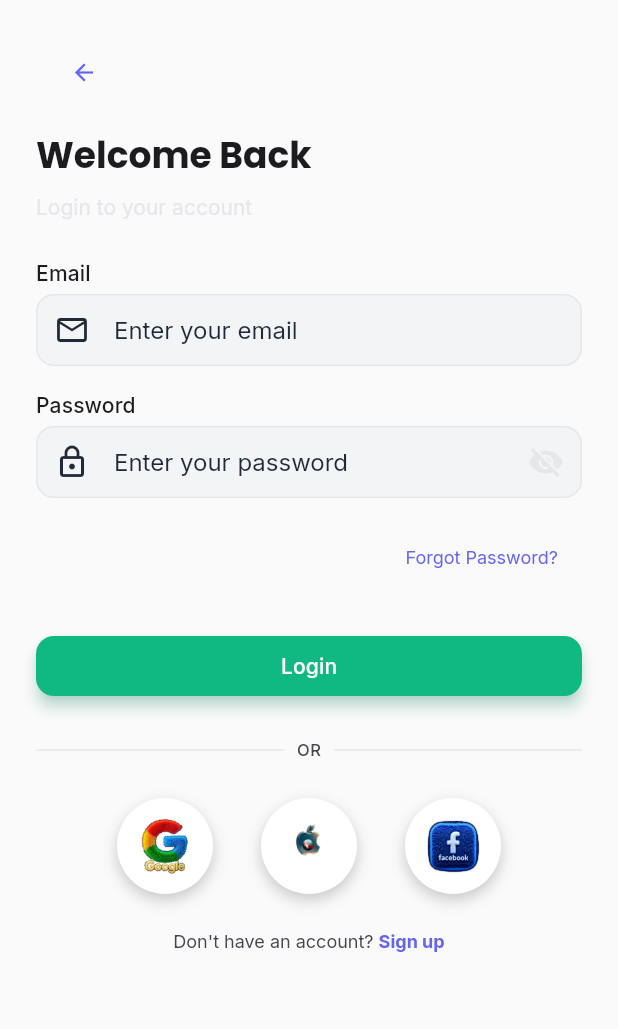
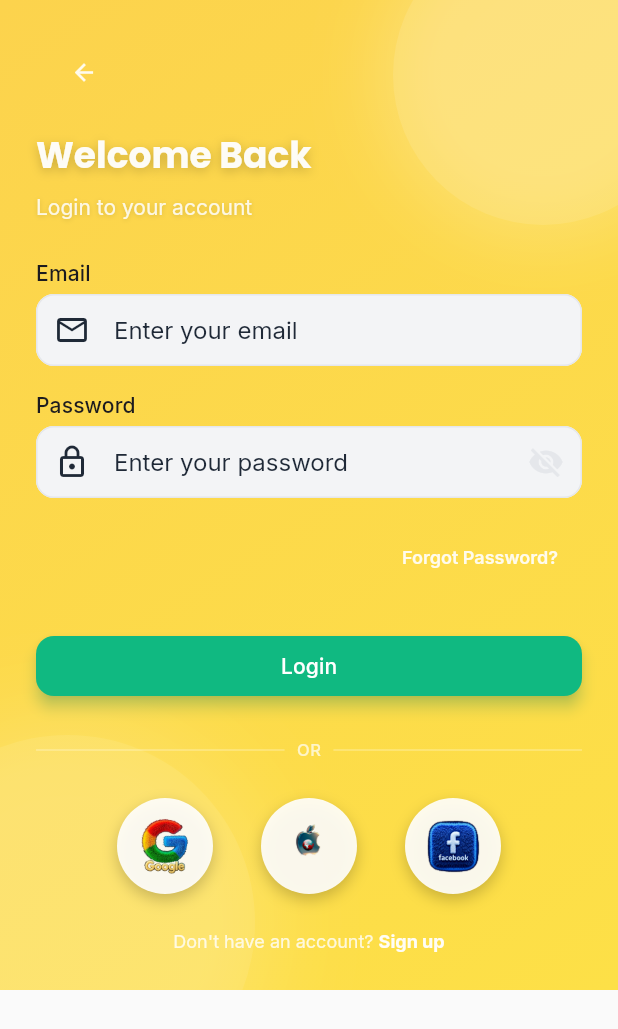
Before and after one commit to kurdostkozer-bit/full-stack-jobmap-flutter, a Flutter app: the screen it shows after launch, on a phone screen of 412 x 824 dp. Shown: the top 1029 px of the screen. Run offline on Flutter 3.47's test engine with Material 3 defaults, Android fonts, the phone set to English and light mode, and no system bars; our stand-ins replace bloc, dio, equatable, firebase_auth, firebase_core, flutter_bloc and 10 more; accounts and stored records are empty.

Commit message:
feat: Apply glass yellow glassmorphism background to login screen

```diff
--- a/lib/features/auth/presentation/screens/login_screen.dart
+++ b/lib/features/auth/presentation/screens/login_screen.dart
@@ -84,7 +84,60 @@ class _LoginScreenState extends State<LoginScreen> {
         }
       },
       child: Scaffold(
-        body: SafeArea(
+        body: Container(
+          decoration: BoxDecoration(
+            gradient: LinearGradient(
+              begin: Alignment.topLeft,
+              end: Alignment.bottomRight,
+              colors: [
+                const Color(0xFFFCD34D), // Glass Yellow
+                const Color(0xFFFDE047), // Glass Yellow Light
+              ],
+            ),
+          ),
+          child: Stack(
+            children: [
+              // Glassmorphism background elements
+              Positioned(
+                top: -50,
+                right: -50,
+                child: Container(
+                  width: 200,
+                  height: 200,
+                  decoration: BoxDecoration(
+                    shape: BoxShape.circle,
+                    color: Colors.white.withValues(alpha: 0.1),
+                    boxShadow: [
+                      BoxShadow(
+                        color: Colors.white.withValues(alpha: 0.2),
+                        blurRadius: 40,
+                        spreadRadius: 10,
+                      ),
+                    ],
+                  ),
+                ),
+              ),
+              Positioned(
+                bottom: -80,
+                left: -80,
+                child: Container(
+                  width: 250,
+                  height: 250,
+                  decoration: BoxDecoration(
+                    shape: BoxShape.circle,
+                    color: Colors.white.withValues(alpha: 0.08),
+                    boxShadow: [
+                      BoxShadow(
+                        color: Colors.white.withValues(alpha: 0.15),
+                        blurRadius: 50,
+                        spreadRadius: 15,
+                      ),
+                    ],
+                  ),
+                ),
+              ),
+              // Main content
+              SafeArea(
                 child: SingleChildScrollView(
                   padding: EdgeInsets.all(AppSpacing.lg),
                   child: Column(
@@ -95,7 +148,7 @@ class _LoginScreenState extends State<LoginScreen> {
                         onPressed: () => GoRouter.of(context).pop(),
                         child: Icon(
                           Icons.arrow_back,
-                    color: context.colorScheme.primary,
+                          color: Colors.white.withValues(alpha: 0.9),
                         ),
                       ),
                       SizedBox(height: AppSpacing.md),
@@ -105,13 +158,28 @@ class _LoginScreenState extends State<LoginScreen> {
                         'Welcome Back',
                         style: context.textTheme.headlineMedium?.copyWith(
                           fontWeight: FontWeight.bold,
+                          color: Colors.white.withValues(alpha: 0.95),
+                          shadows: [
+                            Shadow(
+                              color: Colors.black.withValues(alpha: 0.2),
+                              blurRadius: 8,
+                              offset: const Offset(0, 2),
+                            ),
+                          ],
                         ),
                       ),
                       SizedBox(height: AppSpacing.sm),
                       Text(
                         'Login to your account',
                         style: context.textTheme.bodyMedium?.copyWith(
-                    color: context.colorScheme.outline,
+                          color: Colors.white.withValues(alpha: 0.85),
+                          shadows: [
+                            Shadow(
+                              color: Colors.black.withValues(alpha: 0.15),
+                              blurRadius: 4,
+                              offset: const Offset(0, 1),
+                            ),
+                          ],
                         ),
                       ),
                       SizedBox(height: AppSpacing.lg),
@@ -141,7 +209,8 @@ class _LoginScreenState extends State<LoginScreen> {
                           child: Text(
                             'Forgot Password?',
                             style: context.textTheme.bodySmall?.copyWith(
-                        color: context.colorScheme.primary,
+                              color: Colors.white.withValues(alpha: 0.9),
+                              fontWeight: FontWeight.w600,
                             ),
                           ),
                         ),
@@ -159,12 +228,27 @@ class _LoginScreenState extends State<LoginScreen> {
                       // Divider
                       Row(
                         children: [
-                    Expanded(child: Divider(color: context.colorScheme.outline)),
+                          Expanded(
+                            child: Divider(
+                              color: Colors.white.withValues(alpha: 0.3),
+                            ),
+                          ),
                           Padding(
-                      padding: EdgeInsets.symmetric(horizontal: AppSpacing.sm),
-                      child: Text('OR', style: context.textTheme.labelSmall),
+                            padding: EdgeInsets.symmetric(
+                              horizontal: AppSpacing.sm,
                             ),
-                    Expanded(child: Divider(color: context.colorScheme.outline)),
+                            child: Text(
+                              'OR',
+                              style: context.textTheme.labelSmall?.copyWith(
+                                color: Colors.white.withValues(alpha: 0.7),
+                              ),
+                            ),
+                          ),
+                          Expanded(
+                            child: Divider(
+                              color: Colors.white.withValues(alpha: 0.3),
+                            ),
+                          ),
                         ],
                       ),
                       SizedBox(height: AppSpacing.lg),
@@ -178,7 +262,7 @@ class _LoginScreenState extends State<LoginScreen> {
                             _SocialLoginButton(
                               imagePath: 'assets/images/google-logo.png',
                               onPressed: _handleGoogleLogin,
-                            backgroundColor: Colors.white,
+                              backgroundColor: Colors.white.withValues(alpha: 0.9),
                             ),
                             SizedBox(width: AppSpacing.xl),
 
@@ -186,7 +270,7 @@ class _LoginScreenState extends State<LoginScreen> {
                             _SocialLoginButton(
                               imagePath: 'assets/images/apple-logo.png',
                               onPressed: _handleAppleLogin,
-                            backgroundColor: Colors.white,
+                              backgroundColor: Colors.white.withValues(alpha: 0.9),
                             ),
                             SizedBox(width: AppSpacing.xl),
 
@@ -194,7 +278,7 @@ class _LoginScreenState extends State<LoginScreen> {
                             _SocialLoginButton(
                               imagePath: 'assets/images/facebook-logo.png',
                               onPressed: _handleFacebookLogin,
-                            backgroundColor: Colors.white,
+                              backgroundColor: Colors.white.withValues(alpha: 0.9),
                             ),
                           ],
                         ),
@@ -206,12 +290,14 @@ class _LoginScreenState extends State<LoginScreen> {
                         child: RichText(
                           text: TextSpan(
                             text: "Don't have an account? ",
-                      style: context.textTheme.bodySmall,
+                            style: context.textTheme.bodySmall?.copyWith(
+                              color: Colors.white.withValues(alpha: 0.8),
+                            ),
                             children: [
                               TextSpan(
                                 text: 'Sign up',
                                 style: context.textTheme.bodySmall?.copyWith(
-                            color: context.colorScheme.primary,
+                                  color: Colors.white.withValues(alpha: 0.95),
                                   fontWeight: FontWeight.bold,
                                 ),
                               ),
@@ -221,6 +307,9 @@ class _LoginScreenState extends State<LoginScreen> {
                       ),
                     ],
                   ),
+                ),
+              ),
+            ],
           ),
         ),
       ),
```
Lines whose indentation alone changed are shown as unchanged.
